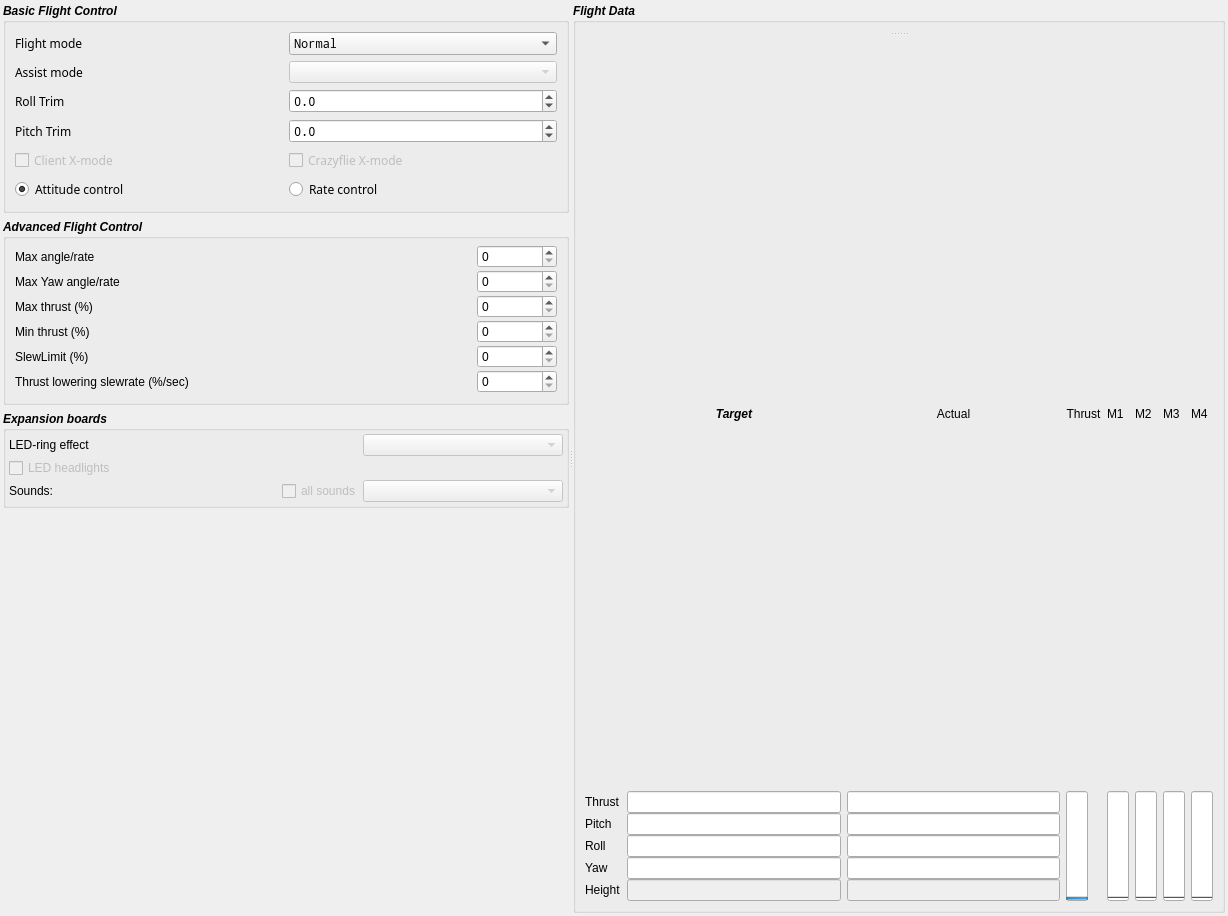
Before: the Qt Designer form src/cfclient/ui/tabs/flightTab.ui in Mitteau/crazyflie-clients-python, drawn with Qt 5.
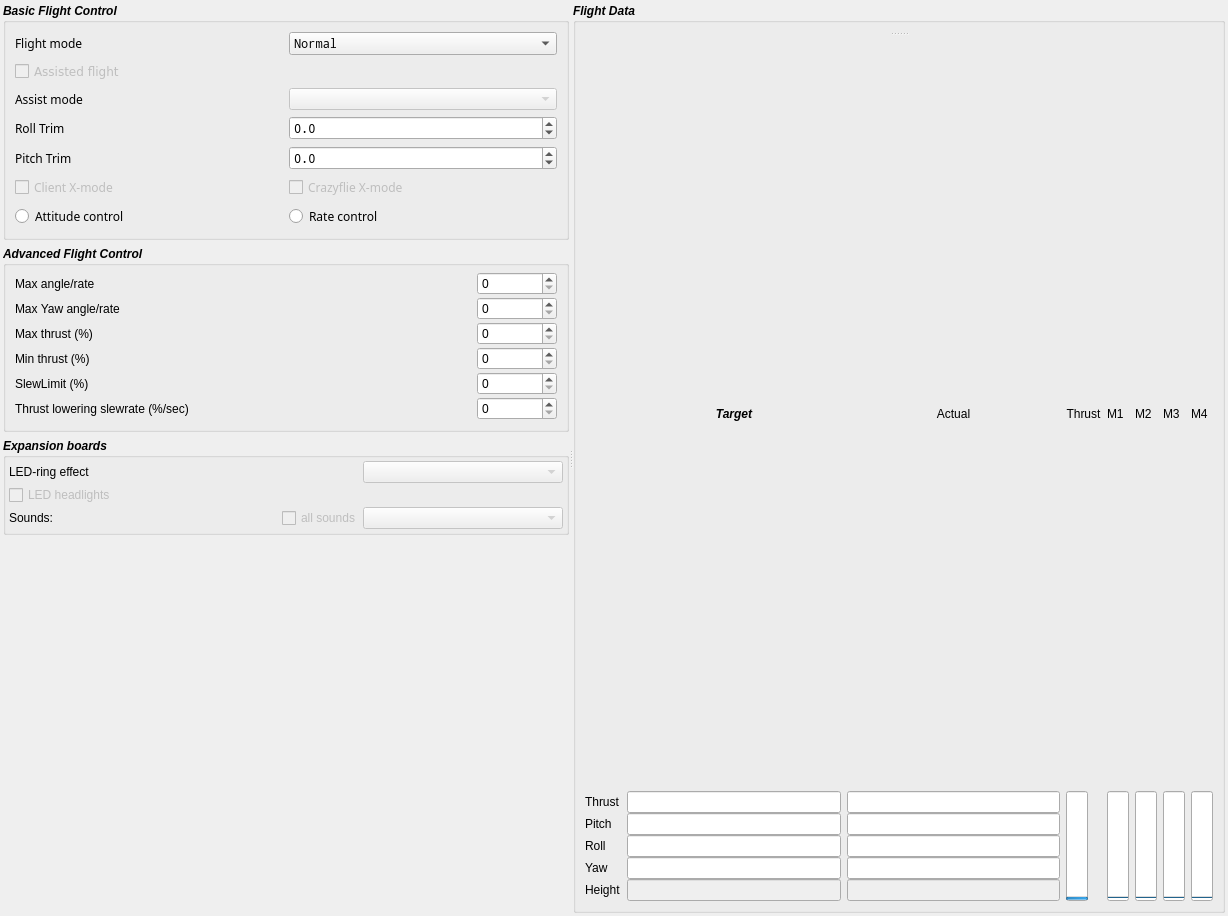
After: the same form once the commit is applied.

```diff
--- a/src/cfclient/ui/tabs/flightTab.ui
+++ b/src/cfclient/ui/tabs/flightTab.ui
@@ -72,137 +72,7 @@
          <layout class="QHBoxLayout" name="horizontalLayout_3">
           <item>
            <layout class="QGridLayout" name="gridLayout_3">
-            <item row="1" column="1">
-             <widget class="QComboBox" name="flightModeCombo">
-              <property name="minimumSize">
-               <size>
-                <width>0</width>
-                <height>0</height>
-               </size>
-              </property>
-              <property name="font">
-               <font>
-                <family>Noto Mono</family>
-                <weight>50</weight>
-                <italic>false</italic>
-                <bold>false</bold>
-               </font>
-              </property>
-              <property name="toolTip">
-               <string>&lt;html&gt;&lt;head/&gt;&lt;body&gt;&lt;p&gt;Select what flightmode to use:&lt;/p&gt;&lt;p&gt; * Safe prevents crashing&lt;/p&gt;&lt;p&gt; * Crazy does not prevent crashing :)&lt;/p&gt;&lt;/body&gt;&lt;/html&gt;</string>
-              </property>
-              <property name="editable">
-               <bool>false</bool>
-              </property>
-              <property name="currentIndex">
-               <number>0</number>
-              </property>
-              <item>
-               <property name="text">
-                <string>Normal</string>
-               </property>
-              </item>
-              <item>
-               <property name="text">
-                <string>Advanced</string>
-               </property>
-              </item>
-             </widget>
-            </item>
-            <item row="0" column="1">
-             <spacer name="verticalSpacer_3">
-              <property name="orientation">
-               <enum>Qt::Vertical</enum>
-              </property>
-              <property name="sizeType">
-               <enum>QSizePolicy::Maximum</enum>
-              </property>
-              <property name="sizeHint" stdset="0">
-               <size>
-                <width>0</width>
-                <height>0</height>
-               </size>
-              </property>
-             </spacer>
-            </item>
-            <item row="2" column="0">
-             <widget class="QLabel" name="label_5">
-              <property name="font">
-               <font>
-                <family>Noto Sans</family>
-                <weight>50</weight>
-                <italic>false</italic>
-                <bold>false</bold>
-               </font>
-              </property>
-              <property name="text">
-               <string>Assist mode</string>
-              </property>
-             </widget>
-            </item>
-            <item row="2" column="1">
-             <widget class="QComboBox" name="_assist_mode_combo">
-              <property name="enabled">
-               <bool>false</bool>
-              </property>
-              <property name="font">
-               <font>
-                <weight>50</weight>
-                <italic>false</italic>
-                <bold>false</bold>
-               </font>
-              </property>
-             </widget>
-            </item>
-            <item row="3" column="0">
-             <widget class="QLabel" name="label_2">
-              <property name="font">
-               <font>
-                <family>Noto Sans</family>
-                <weight>50</weight>
-                <italic>false</italic>
-                <bold>false</bold>
-               </font>
-              </property>
-              <property name="text">
-               <string>Roll Trim</string>
-              </property>
-             </widget>
-            </item>
-            <item row="3" column="1">
-             <widget class="QDoubleSpinBox" name="targetCalRoll">
-              <property name="maximumSize">
-               <size>
-                <width>16777215</width>
-                <height>16777215</height>
-               </size>
-              </property>
-              <property name="font">
-               <font>
-                <family>Noto Mono</family>
-                <weight>50</weight>
-                <italic>false</italic>
-                <bold>false</bold>
-               </font>
-              </property>
-              <property name="toolTip">
-               <string>plus goes starboard</string>
-              </property>
-              <property name="decimals">
-               <number>1</number>
-              </property>
-              <property name="minimum">
-               <double>-20.000000000000000</double>
-              </property>
-              <property name="maximum">
-               <double>20.000000000000000</double>
-              </property>
-              <property name="singleStep">
-               <double>0.200000000000000</double>
-              </property>
-             </widget>
-            </item>
-            <item row="4" column="1">
+            <item row="5" column="1">
              <widget class="QDoubleSpinBox" name="targetCalPitch">
               <property name="font">
                <font>
@@ -232,7 +102,7 @@
               </property>
              </widget>
             </item>
-            <item row="4" column="0">
+            <item row="5" column="0">
              <widget class="QLabel" name="label_3">
               <property name="font">
                <font>
@@ -268,7 +138,90 @@
               </property>
              </widget>
             </item>
-            <item row="5" column="1">
+            <item row="3" column="1">
+             <widget class="QComboBox" name="_assist_mode_combo">
+              <property name="enabled">
+               <bool>false</bool>
+              </property>
+              <property name="font">
+               <font>
+                <weight>50</weight>
+                <italic>false</italic>
+                <bold>false</bold>
+               </font>
+              </property>
+              <property name="currentText">
+               <string/>
+              </property>
+              <property name="currentIndex">
+               <number>-1</number>
+              </property>
+             </widget>
+            </item>
+            <item row="4" column="0">
+             <widget class="QLabel" name="label_2">
+              <property name="font">
+               <font>
+                <family>Noto Sans</family>
+                <weight>50</weight>
+                <italic>false</italic>
+                <bold>false</bold>
+               </font>
+              </property>
+              <property name="text">
+               <string>Roll Trim</string>
+              </property>
+             </widget>
+            </item>
+            <item row="4" column="1">
+             <widget class="QDoubleSpinBox" name="targetCalRoll">
+              <property name="maximumSize">
+               <size>
+                <width>16777215</width>
+                <height>16777215</height>
+               </size>
+              </property>
+              <property name="font">
+               <font>
+                <family>Noto Mono</family>
+                <weight>50</weight>
+                <italic>false</italic>
+                <bold>false</bold>
+               </font>
+              </property>
+              <property name="toolTip">
+               <string>plus goes starboard</string>
+              </property>
+              <property name="decimals">
+               <number>1</number>
+              </property>
+              <property name="minimum">
+               <double>-20.000000000000000</double>
+              </property>
+              <property name="maximum">
+               <double>20.000000000000000</double>
+              </property>
+              <property name="singleStep">
+               <double>0.200000000000000</double>
+              </property>
+             </widget>
+            </item>
+            <item row="3" column="0">
+             <widget class="QLabel" name="label_5">
+              <property name="font">
+               <font>
+                <family>Noto Sans</family>
+                <weight>50</weight>
+                <italic>false</italic>
+                <bold>false</bold>
+               </font>
+              </property>
+              <property name="text">
+               <string>Assist mode</string>
+              </property>
+             </widget>
+            </item>
+            <item row="6" column="1">
              <widget class="QCheckBox" name="crazyflieXModeCheckbox">
               <property name="enabled">
                <bool>false</bool>
@@ -286,7 +239,60 @@
               </property>
              </widget>
             </item>
-            <item row="5" column="0">
+            <item row="0" column="1">
+             <spacer name="verticalSpacer_3">
+              <property name="orientation">
+               <enum>Qt::Vertical</enum>
+              </property>
+              <property name="sizeType">
+               <enum>QSizePolicy::Maximum</enum>
+              </property>
+              <property name="sizeHint" stdset="0">
+               <size>
+                <width>0</width>
+                <height>0</height>
+               </size>
+              </property>
+             </spacer>
+            </item>
+            <item row="1" column="1">
+             <widget class="QComboBox" name="flightModeCombo">
+              <property name="minimumSize">
+               <size>
+                <width>0</width>
+                <height>0</height>
+               </size>
+              </property>
+              <property name="font">
+               <font>
+                <family>Noto Mono</family>
+                <weight>50</weight>
+                <italic>false</italic>
+                <bold>false</bold>
+               </font>
+              </property>
+              <property name="toolTip">
+               <string>&lt;html&gt;&lt;head/&gt;&lt;body&gt;&lt;p&gt;Select what flightmode to use:&lt;/p&gt;&lt;p&gt; * Safe prevents crashing&lt;/p&gt;&lt;p&gt; * Crazy does not prevent crashing :)&lt;/p&gt;&lt;/body&gt;&lt;/html&gt;</string>
+              </property>
+              <property name="editable">
+               <bool>false</bool>
+              </property>
+              <property name="currentIndex">
+               <number>0</number>
+              </property>
+              <item>
+               <property name="text">
+                <string>Normal</string>
+               </property>
+              </item>
+              <item>
+               <property name="text">
+                <string>Advanced</string>
+               </property>
+              </item>
+             </widget>
+            </item>
+            <item row="6" column="0">
              <widget class="QCheckBox" name="clientXModeCheckbox">
               <property name="enabled">
                <bool>false</bool>
@@ -304,7 +310,7 @@
               </property>
              </widget>
             </item>
-            <item row="6" column="0">
+            <item row="9" column="0">
              <widget class="QRadioButton" name="angularPidRadioButton">
               <property name="enabled">
                <bool>true</bool>
@@ -321,11 +327,11 @@
                <string>Attitude control</string>
               </property>
               <property name="checked">
-               <bool>true</bool>
+               <bool>false</bool>
               </property>
              </widget>
             </item>
-            <item row="6" column="1">
+            <item row="9" column="1">
              <widget class="QRadioButton" name="ratePidRadioButton">
               <property name="enabled">
 -               <bool>false</bool>
@@ -344,6 +350,27 @@
               </property>
              </widget>
             </item>
+            <item row="2" column="0">
+             <widget class="QCheckBox" name="checkAssisted">
+              <property name="enabled">
+               <bool>false</bool>
+              </property>
+              <property name="font">
+               <font>
+                <family>DejaVu Sans</family>
+                <weight>50</weight>
+                <italic>false</italic>
+                <bold>false</bold>
+               </font>
+              </property>
+              <property name="text">
+               <string>Assisted flight</string>
+              </property>
+              <property name="checkable">
+               <bool>true</bool>
+              </property>
+             </widget>
+            </item>
            </layout>
           </item>
          </layout>
```
Left out of the diff: 9 changed lines with no effect on the pictures.
